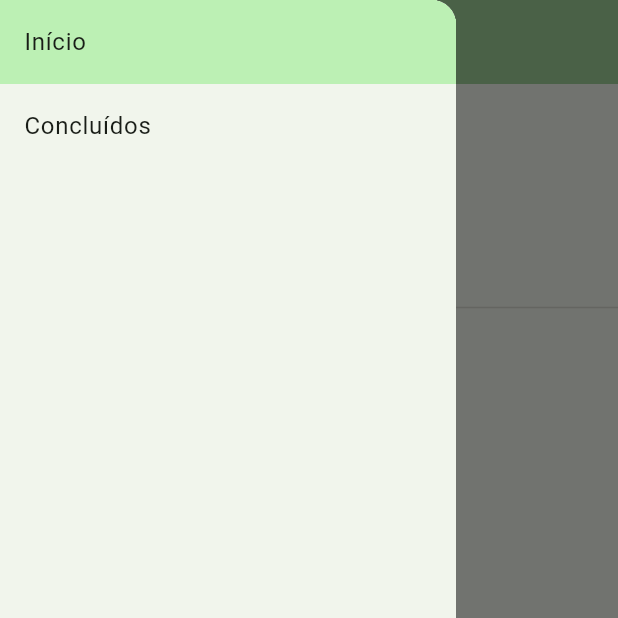
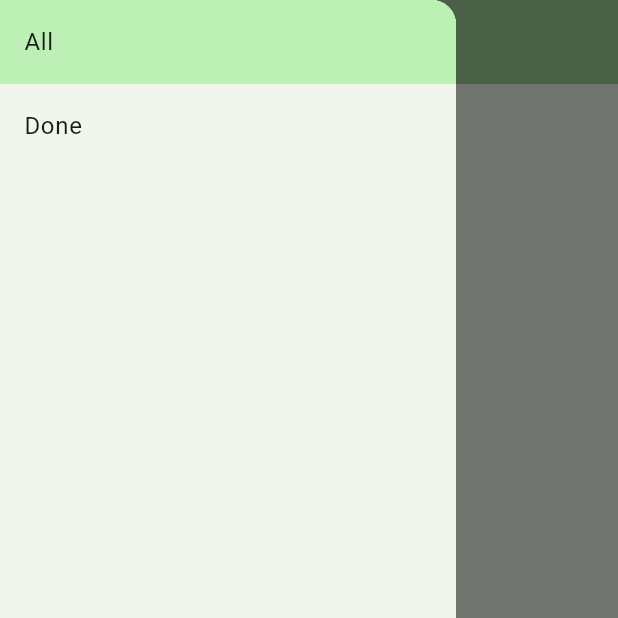
Before and after one commit to IgorAugst/todo_flutter, a Flutter app: the screen it shows after launch, with the side drawer open, on a phone screen of 412 x 824 dp, the top half of it. Run offline on Flutter 3.47's test engine with Material 3 defaults, Android fonts, the phone set to English and light mode, and no system bars.

Commit message:
Melhorias navegação

```diff
--- /dev/null
+++ b/lib/category.dart
@@ -0,0 +1,6 @@
+class Category {
+  final String name;
+  final bool isDone;
+
+  Category({this.name = "All", this.isDone = false});
+}
--- a/lib/main.dart
+++ b/lib/main.dart
@@ -1,13 +1,14 @@
-
 import 'package:flutter/material.dart';
 import 'package:provider/provider.dart';
+import 'package:todo_flutter/category.dart';
 import 'package:todo_flutter/item_page.dart';
 import 'package:todo_flutter/item_widget.dart';
 import 'package:todo_flutter/todo_provider.dart';
 
 void main() {
   runApp(
-    MultiProvider(providers: [
+    MultiProvider(
+      providers: [
         ChangeNotifierProvider(create: (_) => TodoProvider()),
       ],
       child: MyApp(),
@@ -33,7 +34,6 @@ class MyApp extends StatelessWidget {
   }
 }
 
-
 class MyHomePage extends StatefulWidget {
   const MyHomePage({super.key});
 
@@ -43,10 +43,12 @@ class MyHomePage extends StatefulWidget {
 
 class _MyHomePageState extends State<MyHomePage> {
   int _selectedIndex = 0;
+  Category _selectedCategory = Category();
 
-  void _onItemTapped(int index) {
+  void _onItemTapped(int index, Category category) {
     setState(() {
       _selectedIndex = index;
+      _selectedCategory = category;
     });
   }
 
@@ -54,48 +56,37 @@ class _MyHomePageState extends State<MyHomePage> {
   Widget build(BuildContext context) {
     Color selectedColor = Theme.of(context).colorScheme.primaryContainer;
 
+    return Consumer<TodoProvider>(builder: (context, todoProvider, child) {
       return Scaffold(
         appBar: AppBar(
             title: Text("ToDo"),
             backgroundColor: Theme.of(context).colorScheme.inversePrimary),
         drawer: Drawer(
-        child: ListView(
-          children: [
-            ListTile(
-              tileColor: _selectedIndex == 0 ? selectedColor : null,
-              title: Text("Início"),
-              onTap: () {
-                _onItemTapped(0);
+          child: ListView.builder(
+            itemCount: todoProvider.categoryCount,
+            itemBuilder: (context, index){
+              return ListTile(
+                tileColor: index == _selectedIndex ? selectedColor : null,
+                title: Text(todoProvider.categories[index].name),
+                onTap: (){
+                  _onItemTapped(index, todoProvider.categories[index]);
+                  Navigator.pop(context);
                 },
-            ),
-            ListTile(
-              tileColor: _selectedIndex == 1 ? selectedColor : null,
-              title: Text("Concluídos"),
-              onTap: () {
-                _onItemTapped(1);
+              );
             },
-            ),
-          ],
-        ),
+          )
         ),
         body: SingleChildScrollView(
           child: Column(
             children: [
-            Consumer<TodoProvider>(
-              builder: (context, todoProvider, child) {
-                return ListView.builder(shrinkWrap: true, physics: NeverScrollableScrollPhysics(), itemCount: todoProvider.getTodoItemCount(done: false) ,itemBuilder: (BuildContext context, int index) {
-                  return ItemWidget(item: todoProvider.getTodoItems(done: false)[index]);
-                });
-              }
-            ),
-            Divider(height: 10, thickness: 1, indent: 0, endIndent: 0, color: Colors.black12),
-            Consumer<TodoProvider>(
-              builder: (context, todoProvider, child) {
-                return ListView.builder(shrinkWrap: true, physics: NeverScrollableScrollPhysics() ,itemCount: todoProvider.getTodoItemCount(done: true) ,itemBuilder: (BuildContext context, int index) {
-                  return ItemWidget(item: todoProvider.getTodoItems(done: true)[index]);
-                });
-              }
-            ),
+              ListView.builder(
+                  shrinkWrap: true,
+                  physics: NeverScrollableScrollPhysics(),
+                  itemCount: todoProvider.getTodoItemCount(done: _selectedCategory.isDone),
+                  itemBuilder: (BuildContext context, int index) {
+                    return ItemWidget(
+                        item: todoProvider.getTodoItems(done: _selectedCategory.isDone)[index]);
+                  }),
             ],
           ),
         ),
@@ -103,12 +94,11 @@ class _MyHomePageState extends State<MyHomePage> {
         floatingActionButton: FloatingActionButton(
             onPressed: () {
               Navigator.push(
-              context,
-              MaterialPageRoute(builder: (context) => ItemPage())
-            );
+                  context, MaterialPageRoute(builder: (context) => ItemPage()));
             },
             tooltip: 'Adicionar',
             child: Icon(Icons.add)),
       );
+    });
   }
 }
--- a/lib/todo_provider.dart
+++ b/lib/todo_provider.dart
@@ -1,12 +1,19 @@
 import 'package:flutter/cupertino.dart';
+import 'package:todo_flutter/category.dart';
 import 'package:todo_flutter/todo_item.dart';
 
 class TodoProvider extends ChangeNotifier {
-  final List<String> _categories = ['All', 'Done'];
+  final List<Category> _categories = [];
   final List<TodoItem> _items = [];
 
   TodoProvider() {
     _addInitialItems();
+    _addDefaultCategories();
+  }
+
+  void _addDefaultCategories() {
+    _categories.add(Category(name: 'All', isDone: false));
+    _categories.add(Category(name: 'Done', isDone: true));
   }
 
   List<TodoItem> getTodoItems({bool done = false}) {
@@ -24,8 +31,10 @@ class TodoProvider extends ChangeNotifier {
   }
 
   int get itemCount => _items.length;
+  List<TodoItem> get items => List.unmodifiable(_items);
 
-  List<TodoItem> get items => List.unmodifiable(_items);
+  int get categoryCount => _categories.length;
+  List<Category> get categories => List.unmodifiable(_categories);
 
   void addItem(TodoItem item) {
     _items.add(item);
```
Lines whose indentation alone changed are shown as unchanged.
